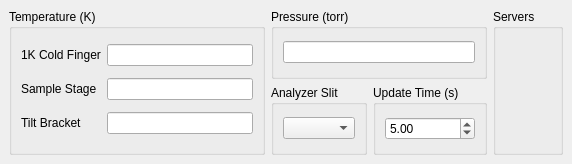
Above: status.ui from kmnhan/1KARPES_DAQ before the change. Below: the same form after it.
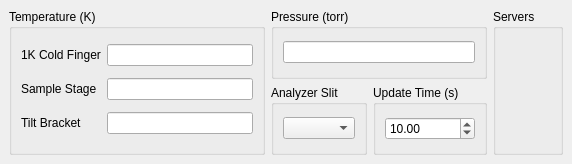
That is the form after the change. Custom widgets are drawn as their Qt base class.

Commit message: refactor: change update time default value

```diff
--- a/status.ui
+++ b/status.ui
@@ -35,7 +35,7 @@
             <double>0.100000000000000</double>
            </property>
            <property name="value">
-            <double>5.000000000000000</double>
+            <double>10.000000000000000</double>
            </property>
           </widget>
          </item>
```
